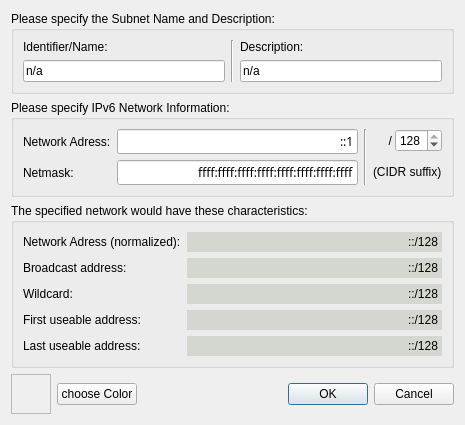
Before: the Qt Designer form sm_ipv6editdialog.ui in lordwolfchild/subnetmapper, drawn with Qt 5.
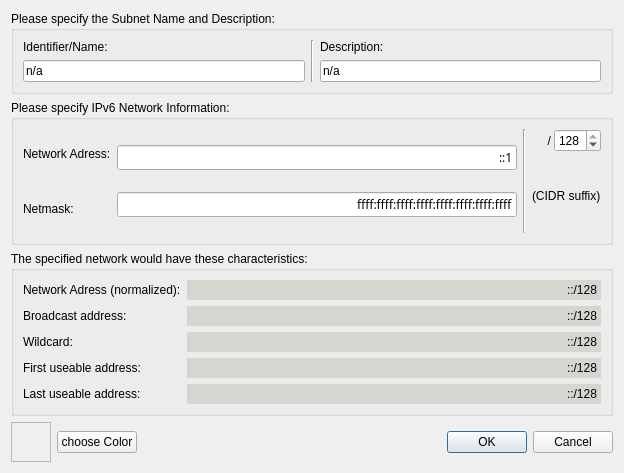
After: the same form once the commit is applied.

What changed in the file:
```diff
--- a/sm_ipv6editdialog.ui
+++ b/sm_ipv6editdialog.ui
@@ -6,8 +6,8 @@
    <rect>
     <x>0</x>
     <y>0</y>
-    <width>465</width>
-    <height>418</height>
+    <width>624</width>
+    <height>473</height>
    </rect>
   </property>
   <property name="windowTitle">
@@ -180,7 +180,7 @@
                 <item>
                  <widget class="QSpinBox" name="CIDRSuffix">
                   <property name="minimum">
-                   <number>112</number>
+                   <number>1</number>
                   </property>
                   <property name="maximum">
                    <number>128</number>
```
